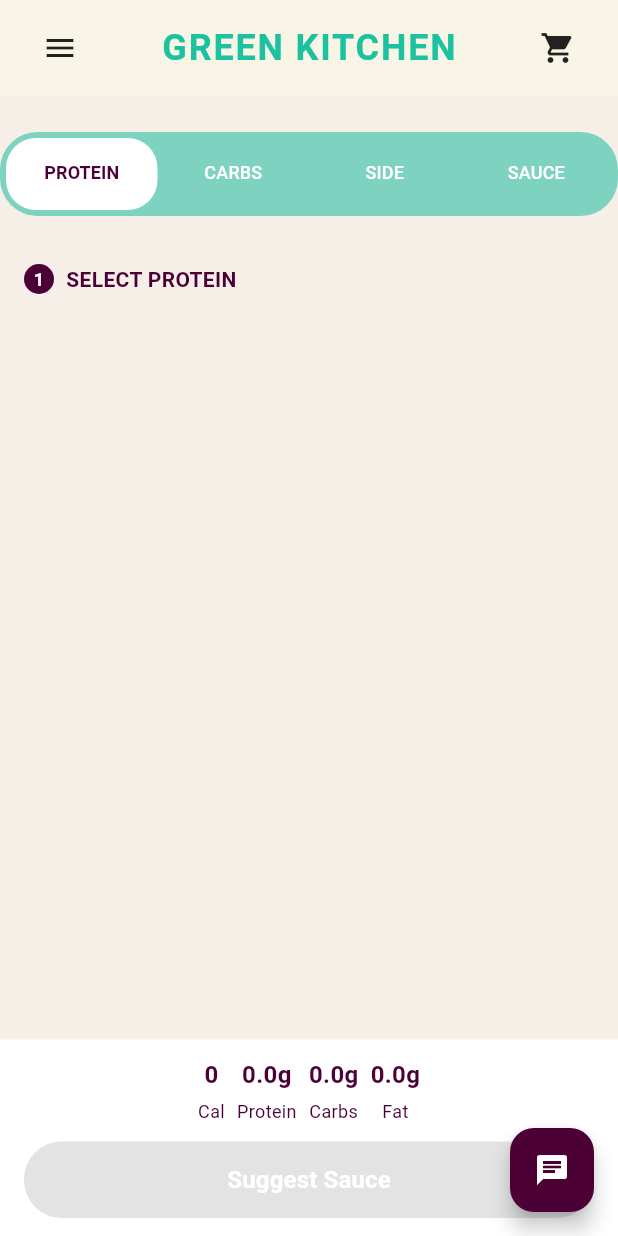
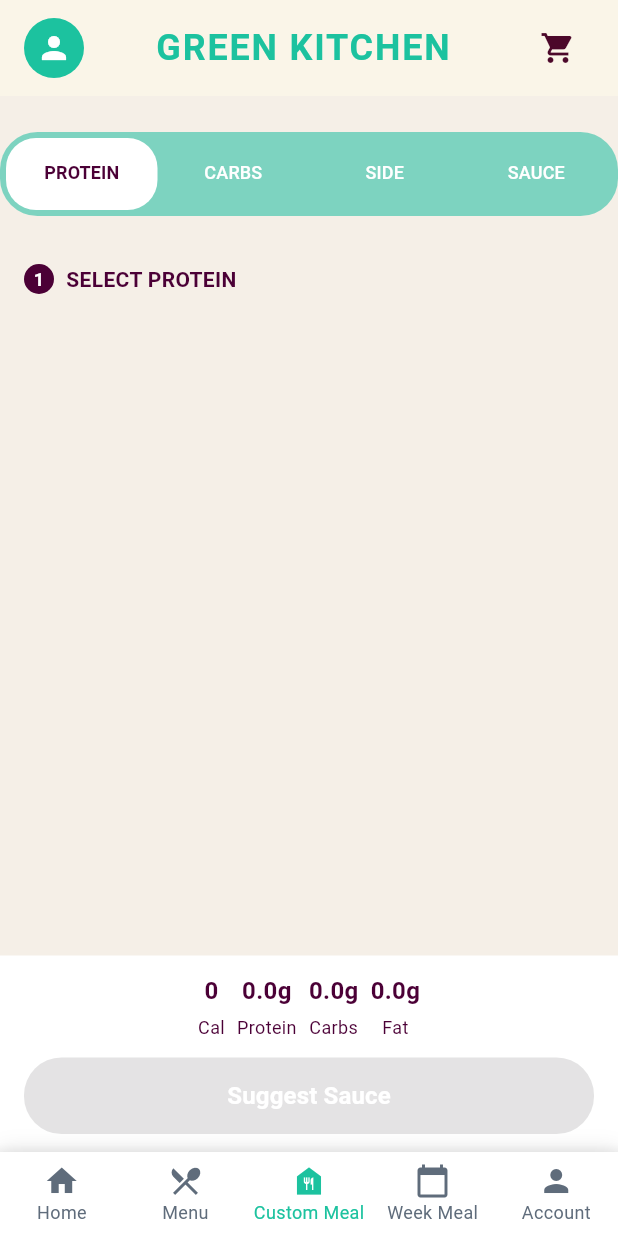
Before and after one commit to Grozay/green-kitchen-app, a Flutter app: the CustomMealScreen screen opened by its route, on a phone screen of 412 x 824 dp. Run offline on Flutter 3.47's test engine with Material 3 defaults, Android fonts, the phone set to English and light mode, and no system bars; our stand-ins replace firebase_auth, firebase_core, go_router, google_sign_in, shared_preferences; accounts and stored records are empty; network calls fail.

Commit message:
fix UI bottom bar

```diff
--- a/lib/screens/meal/custom_meal_screen.dart
+++ b/lib/screens/meal/custom_meal_screen.dart
@@ -41,6 +41,7 @@ class _CustomMealScreenState extends State<CustomMealScreen>
     return Consumer<CustomMealProvider>(
       builder: (context, customMealProvider, child) {
         return NavBar(
+          currentIndex: 2,
           body: Container(
             color: Color(0xFFF5EFE7),
             child: Column(
--- a/lib/screens/menumeal/menu_meal_screen.dart
+++ b/lib/screens/menumeal/menu_meal_screen.dart
@@ -82,6 +82,7 @@ class _MenuMealScreenState extends State<MenuMealScreen> with SingleTickerProvid
     return Consumer<CartProvider>(
       builder: (context, cartProvider, child) {
         return NavBar(
+          currentIndex: 0,
           cartCount: cartProvider.cartItemCount,
           body: Container(
             color: AppColors.background,
--- a/lib/screens/profile/profile_screen.dart
+++ b/lib/screens/profile/profile_screen.dart
@@ -51,6 +51,7 @@ class _ProfileScreenState extends State<ProfileScreen> {
     final user = authProvider.currentUser;
 
     return NavBar(
+      currentIndex: 4,
       cartCount: 3,
       body: Container(
         color: Color(0xFFF5F5F5),
--- a/lib/screens/week_meal/week_meal_screen.dart
+++ b/lib/screens/week_meal/week_meal_screen.dart
@@ -26,6 +26,7 @@ class _WeekMealScreenState extends State<WeekMealScreen> with SingleTickerProvid
   @override
   Widget build(BuildContext context) {
     return NavBar(
+      currentIndex: 3,
       cartCount: 3,
       body: SingleChildScrollView(
         child: Padding(
--- a/lib/widgets/nav_bar.dart
+++ b/lib/widgets/nav_bar.dart
@@ -4,17 +4,20 @@ import 'package:provider/provider.dart';
 import 'package:green_kitchen_app/provider/auth_provider.dart';
 import 'package:green_kitchen_app/provider/cart_provider.dart';
 import 'package:green_kitchen_app/constants/app_constants.dart';
+import 'package:green_kitchen_app/theme/app_colors.dart';
 
 class NavBar extends StatefulWidget {
   final int cartCount;
   final VoidCallback? onCartTap;
   final Widget body;
+  final int currentIndex;
 
   const NavBar({
     super.key,
     this.cartCount = 0,
     this.onCartTap,
     required this.body,
+    this.currentIndex = 0,
   });
 
   @override
@@ -22,8 +25,6 @@ class NavBar extends StatefulWidget {
 }
 
 class _NavBarState extends State<NavBar> {
-  final GlobalKey<ScaffoldState> _scaffoldKey = GlobalKey<ScaffoldState>();
-
   @override
   void initState() {
     super.initState();
@@ -37,36 +38,23 @@ class _NavBarState extends State<NavBar> {
     });
   }
 
-  Future<void> _handleLogout() async {
-    final authProvider = Provider.of<AuthProvider>(context, listen: false);
-
-    // Show confirmation dialog
-    final shouldLogout = await showDialog<bool>(
-      context: context,
-      builder: (context) => AlertDialog(
-        title: const Text('Logout'),
-        content: const Text('Are you sure you want to logout?'),
-        actions: [
-          TextButton(
-            onPressed: () => Navigator.of(context).pop(false),
-            child: const Text('Cancel'),
-          ),
-          TextButton(
-            onPressed: () => Navigator.of(context).pop(true),
-            style: TextButton.styleFrom(foregroundColor: Colors.red),
-            child: const Text('Logout'),
-          ),
-        ],
-      ),
-    );
-
-    if (shouldLogout == true) {
-      await authProvider.logout();
-
-      if (mounted) {
-        // Navigate back to login screen
-        GoRouter.of(context).go('/');
-      }
+  void _onBottomNavTap(int index) {
+    switch (index) {
+      case 0:
+        GoRouter.of(context).go('/menumeal');
+        break;
+      case 1:
+        GoRouter.of(context).go('/menumeal');
+        break;
+      case 2:
+        GoRouter.of(context).go('/custommeal');
+        break;
+      case 3:
+        GoRouter.of(context).go('/weekmeal');
+        break;
+      case 4:
+        GoRouter.of(context).go('/profile');
+        break;
     }
   }
 
@@ -76,104 +64,7 @@ class _NavBarState extends State<NavBar> {
     final user = authProvider.currentUser;
 
     return Scaffold(
-      key: _scaffoldKey,
-      backgroundColor: const Color(0xFFF8F5E7),
-      drawer: Drawer(
-        child: ListView(
-          padding: EdgeInsets.zero,
-          children: <Widget>[
-            DrawerHeader(
-              decoration: const BoxDecoration(
-                color: Color(0xFF1CC29F),
-              ),
-              child: GestureDetector(
-                onTap: () {
-                  Navigator.pop(context);
-                  GoRouter.of(context).go('/profile');
-                },
-                child: Column(
-                  mainAxisAlignment: MainAxisAlignment.center,
-                  children: [
-                    CircleAvatar(
-                      radius: 32,
-                      backgroundColor: Colors.white,
-                      child: Icon(Icons.person, size: 40, color: Color(0xFF1CC29F)),
-                    ),
-                    SizedBox(height: 12),
-                    Text(
-                      user?.fullName ?? user?.firstName ?? 'Green User',
-                      style: TextStyle(
-                        color: Colors.white,
-                        fontWeight: FontWeight.bold,
-                        fontSize: 20,
-                      ),
-                    ),
-                    if (user?.email != null)
-                      Text(
-                        user!.email,
-                        style: TextStyle(
-                          color: Colors.white70,
-                          fontSize: 14,
-                        ),
-                      ),
-                  ],
-                ),
-              ),
-            ),
-            ListTile(
-              leading: const Icon(Icons.home),
-              title: const Text('Menu Meal'),
-              onTap: () {
-                Navigator.pop(context);
-                GoRouter.of(context).go('/menumeal');
-              },
-            ),
-            ListTile(
-              leading: const Icon(Icons.article),
-              title: const Text('Articles'),
-              onTap: () {
-                Navigator.pop(context);
-                GoRouter.of(context).go('/articles');
-              },
-            ),
-            ListTile(
-              leading: const Icon(Icons.restaurant_menu),
-              title: const Text('Custom Meal'),
-              onTap: () {
-                Navigator.pop(context);
-                GoRouter.of(context).go('/custommeal');
-              },
-            ),
-            ListTile(
-              leading: const Icon(Icons.calendar_today),
-              title: const Text('Week Meal'),
-              onTap: () {
-                Navigator.pop(context);
-                GoRouter.of(context).go('/weekmeal');
-              },
-            ),
-            ListTile(
-              leading: const Icon(Icons.settings),
-              title: const Text('Settings'),
-              onTap: () {
-                Navigator.pop(context);
-              },
-            ),
-            const Divider(),
-            ListTile(
-              leading: const Icon(Icons.logout, color: Colors.red),
-              title: const Text(
-                'Logout',
-                style: TextStyle(color: Colors.red),
-              ),
-              onTap: () {
-                Navigator.pop(context); // Close drawer first
-                _handleLogout();
-              },
-            ),
-          ],
-        ),
-      ),
+      backgroundColor: AppColors.background,
       body: SafeArea(
         child: Column(
           children: [
@@ -181,19 +72,38 @@ class _NavBarState extends State<NavBar> {
               elevation: 2,
               child: Container(
                 padding: const EdgeInsets.symmetric(horizontal: 16, vertical: 8),
-                color: const Color(0xFFF8F5E7),
+                color: AppColors.background,
                 child: Row(
                   children: [
-                    IconButton(
-                      icon: const Icon(Icons.menu, color: Colors.black87),
-                      onPressed: () => _scaffoldKey.currentState?.openDrawer(),
+                    GestureDetector(
+                      onTap: () {
+                        GoRouter.of(context).go('/profile');
+                      },
+                      child: CircleAvatar(
+                        radius: 20,
+                        backgroundColor: AppColors.secondary,
+                        child: user?.fullName != null && user!.fullName!.isNotEmpty
+                            ? Text(
+                                user.fullName![0].toUpperCase(),
+                                style: const TextStyle(
+                                  color: Colors.white,
+                                  fontWeight: FontWeight.bold,
+                                  fontSize: 16,
+                                ),
+                              )
+                            : const Icon(
+                                Icons.person,
+                                color: Colors.white,
+                                size: 24,
+                              ),
+                      ),
                     ),
                     Expanded(
                       child: Center(
                         child: const Text(
                           'GREEN KITCHEN',
                           style: TextStyle(
-                            color: Color(0xFF1CC29F),
+                            color: AppColors.secondary,
                             fontWeight: FontWeight.bold,
                             fontSize: 24,
                             letterSpacing: 1.2,
@@ -201,13 +111,15 @@ class _NavBarState extends State<NavBar> {
                         ),
                       ),
                     ),
-                    // Sử dụng Consumer để badge tự động cập nhật khi cartProvider thay đổi
                     Consumer<CartProvider>(
                       builder: (context, cartProvider, child) {
                         return Stack(
                           children: [
                             IconButton(
-                              icon: const Icon(Icons.shopping_cart, color: Colors.black87),
+                              icon: Icon(
+                                Icons.shopping_cart,
+                                color: AppColors.textPrimary,
+                              ),
                               onPressed: widget.onCartTap ?? () {
                                 GoRouter.of(context).go('/cart');
                               },
@@ -219,7 +131,7 @@ class _NavBarState extends State<NavBar> {
                                 child: Container(
                                   padding: const EdgeInsets.all(4),
                                   decoration: const BoxDecoration(
-                                    color: Color(0xFF1CC29F),
+                                    color: AppColors.secondary,
                                     shape: BoxShape.circle,
                                   ),
                                   child: Text(
@@ -244,10 +156,49 @@ class _NavBarState extends State<NavBar> {
           ],
         ),
       ),
-      floatingActionButton: FloatingActionButton(
-        backgroundColor: const Color(0xFF4B0036),
-        onPressed: () {},
-        child: const Icon(Icons.chat, color: Colors.white),
+      bottomNavigationBar: Container(
+        decoration: BoxDecoration(
+          color: Colors.white,
+          boxShadow: [
+            BoxShadow(
+              color: AppColors.shadow,
+              blurRadius: 10,
+              offset: const Offset(0, -2),
+            ),
+          ],
+        ),
+        child: BottomNavigationBar(
+          currentIndex: widget.currentIndex,
+          onTap: _onBottomNavTap,
+          type: BottomNavigationBarType.fixed,
+          backgroundColor: Colors.white,
+          selectedItemColor: AppColors.secondary,
+          unselectedItemColor: AppColors.textSecondary,
+          selectedFontSize: 12,
+          unselectedFontSize: 12,
+          items: const [
+            BottomNavigationBarItem(
+              icon: Icon(Icons.home),
+              label: 'Home',
+            ),
+            BottomNavigationBarItem(
+              icon: Icon(Icons.restaurant_menu),
+              label: 'Menu',
+            ),
+            BottomNavigationBarItem(
+              icon: Icon(Icons.food_bank),
+              label: 'Custom Meal',
+            ),
+            BottomNavigationBarItem(
+              icon: Icon(Icons.calendar_today),
+              label: 'Week Meal',
+            ),
+            BottomNavigationBarItem(
+              icon: Icon(Icons.person),
+              label: 'Account',
+            ),
+          ],
+        ),
       ),
     );
   }
```
